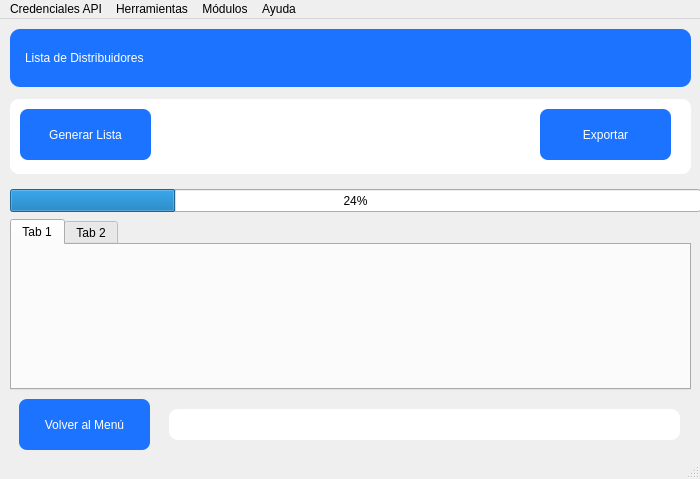
Above: app/lista_distribuidores/ui/view_lista_distribuidores.ui from SamSami25/PyWoo before the change. Below: the same form after it.
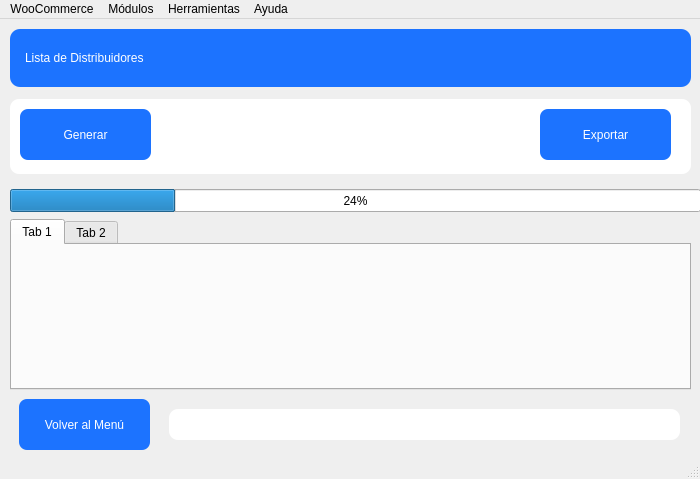
That is the form after the change.

Diff of the .ui file:
```diff
--- a/app/lista_distribuidores/ui/view_lista_distribuidores.ui
+++ b/app/lista_distribuidores/ui/view_lista_distribuidores.ui
@@ -175,7 +175,7 @@
 padding: 6px 12px;</string>
     </property>
     <property name="text">
-     <string>Generar Lista</string>
+     <string>Generar</string>
     </property>
    </widget>
    <widget class="QTabWidget" name="tb_productos">
@@ -253,12 +253,12 @@
    </widget>
    <widget class="QMenu" name="menuCredenciales_API">
     <property name="title">
-     <string>Credenciales API</string>
+     <string>WooCommerce</string>
     </property>
    </widget>
    <addaction name="menuCredenciales_API"/>
-   <addaction name="menuHerramientas"/>
    <addaction name="menuM_dulos"/>
+   <addaction name="menuHerramientas"/>
    <addaction name="menuAyuda"/>
   </widget>
   <widget class="QStatusBar" name="statusbar"/>
```
Left out of the diff: 11 changed lines with no effect on the pictures.
